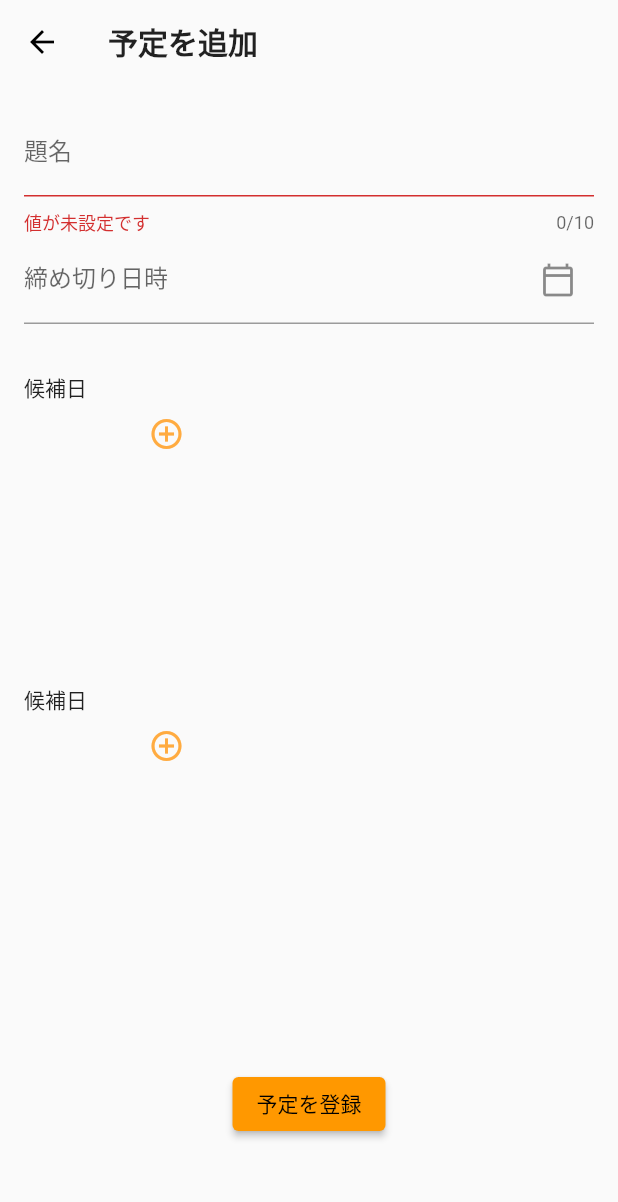
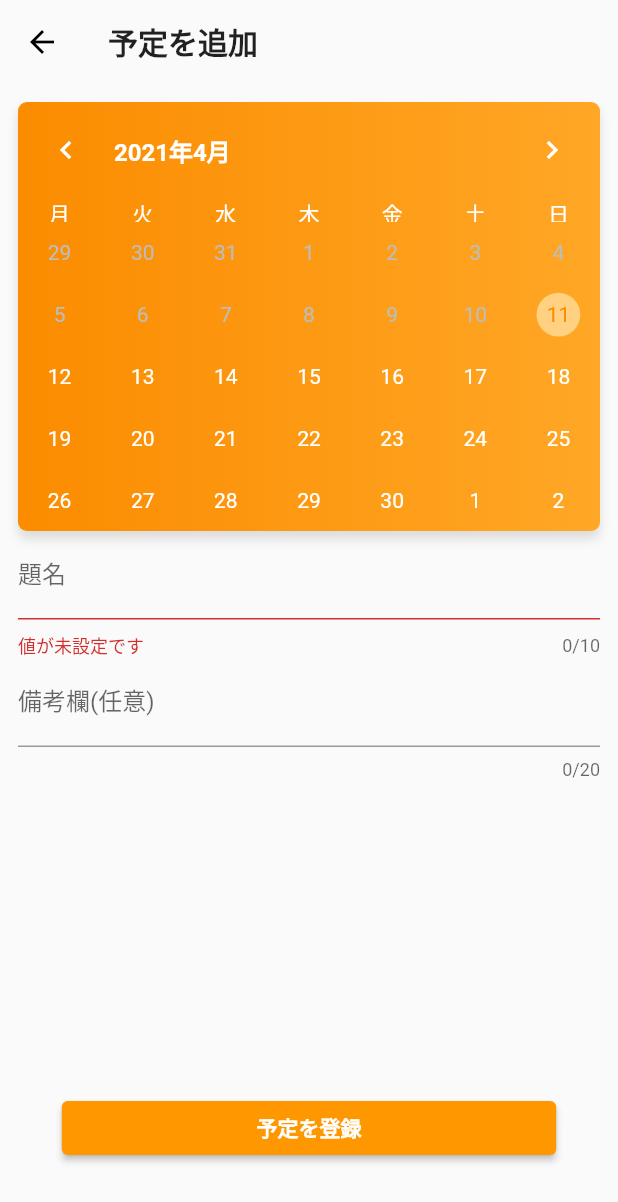
Before and after one commit to ymgn9314/schedule_adjust_app, a Flutter app: the RegisterSchedulePage screen opened by its route, on a phone screen of 412 x 824 dp. Shown: the top 1202 px of the screen. Run offline on Flutter 3.47's test engine with Material 2 defaults, Android fonts, the phone set to English and light mode, and no system bars; drawn by our look-alikes of table_calendar; our stand-ins replace firebase_auth, firebase_core, flutter_easyloading, flutter_signin_button, google_sign_in, top_snackbar_flutter; accounts and stored records are empty.

Commit message:
カレンダー表示追加、テーマカラーも反映がんばった

```diff
--- a/lib/controller/register_schedule_controller.dart
+++ b/lib/controller/register_schedule_controller.dart
@@ -1,13 +1,16 @@
 import 'package:flutter/material.dart';
+import 'package:high_hat/widgets/calendar_form.dart';
 import 'package:high_hat/widgets/candidates_form.dart';
-import 'package:high_hat/widgets/deadline_form.dart';
+import 'package:high_hat/widgets/remarks_form.dart';
 import 'package:high_hat/widgets/title_form.dart';
 
 class RegisterScheduleController extends ChangeNotifier {
+  // カレンダーフォーム
+  CalendarForm calendarForm = CalendarForm();
   // 題名フォーム
   TitleForm titleForm = TitleForm();
-  // 締め切り日時フォーム
-  DeadlineForm deadlineForm = DeadlineForm();
+  // 備考欄フォーム
+  RemarksForm remarksForm = RemarksForm();
   // 候補日フォーム
   CandidateDatesForm candidateDatesForm = CandidateDatesForm();
 
--- a/lib/controller/schedule_data_controller.dart
+++ b/lib/controller/schedule_data_controller.dart
@@ -2,7 +2,6 @@ import 'package:firebase_auth/firebase_auth.dart';
 import 'package:flutter/foundation.dart';
 import 'package:flutter/material.dart';
 import 'package:high_hat/widgets/candidates_form.dart';
-import 'package:high_hat/widgets/deadline_form.dart';
 import 'package:high_hat/widgets/schedule_card.dart';
 import 'package:high_hat/widgets/title_form.dart';
 
@@ -11,7 +10,6 @@ class ScheduleDataController extends ChangeNotifier {
 
   void add({
     required TitleForm titleForm,
-    required DeadlineForm deadlineForm,
     required CandidateDatesForm candidateDatesForm,
   }) {
     print('AppDataController#add()');
@@ -19,7 +17,6 @@ class ScheduleDataController extends ChangeNotifier {
     scheduleList.add(
       ScheduleCard(
         titleForm: titleForm,
-        deadlineForm: deadlineForm,
         candidateDatesForm: candidateDatesForm,
         ownerUid: user!.uid,
         ownerPhotoUrl: user.photoURL!,
--- a/lib/main.dart
+++ b/lib/main.dart
@@ -8,13 +8,17 @@ import 'package:high_hat/pages/Home/register_schedule_page.dart';
 import 'package:high_hat/pages/Login/login_page.dart';
 import 'package:high_hat/pages/Home/schedule_page.dart';
 import 'package:high_hat/controller/login_authentication_controller.dart';
+import 'package:intl/intl.dart';
 import 'package:provider/provider.dart';
 import 'pages/Login/login_check_page.dart';
+
+import 'package:intl/date_symbol_data_local.dart';
 
 Future<void> main() async {
   WidgetsFlutterBinding.ensureInitialized();
   await Firebase.initializeApp();
-
+  Intl.defaultLocale = 'ja_JP'; // 'ja' でも良い
+  await initializeDateFormatting('ja_JP');
   runApp(
     MultiProvider(
       providers: [
--- a/lib/pages/home/friend_list_page.dart
+++ b/lib/pages/home/friend_list_page.dart
@@ -9,6 +9,10 @@ class FriendListPage extends StatelessWidget {
     print('FriendListPage#build()');
 
     return Scaffold(
+      appBar: AppBar(
+        backgroundColor: Colors.transparent,
+        elevation: 0,
+      ),
       body: Center(
         child: Column(
           mainAxisAlignment: MainAxisAlignment.spaceEvenly,
--- a/lib/pages/home/register_schedule_page.dart
+++ b/lib/pages/home/register_schedule_page.dart
@@ -1,4 +1,5 @@
 import 'package:flutter/material.dart';
+import 'package:high_hat/controller/app_data_controller.dart';
 import 'package:high_hat/controller/register_schedule_controller.dart';
 import 'package:high_hat/controller/schedule_data_controller.dart';
 import 'package:provider/provider.dart';
@@ -13,7 +14,6 @@ class RegisterSchedulePage extends StatelessWidget {
         context.read<RegisterScheduleController>();
     scheduleDataController.add(
       titleForm: registerScheduleController.titleForm,
-      deadlineForm: registerScheduleController.deadlineForm,
       candidateDatesForm: registerScheduleController.candidateDatesForm,
     );
     Navigator.of(context).pop();
@@ -27,14 +27,14 @@ class RegisterSchedulePage extends StatelessWidget {
       create: (context) => RegisterScheduleController(),
       child: Scaffold(
         appBar: AppBar(
+          backgroundColor: Colors.transparent,
+          elevation: 0,
           title: const Text(
             '予定を追加',
             style: TextStyle(
               fontWeight: FontWeight.bold,
             ),
           ),
-          backgroundColor: Colors.transparent,
-          elevation: 0,
         ),
         body: Consumer<RegisterScheduleController>(
           builder: (context, model, child) {
@@ -42,28 +42,33 @@ class RegisterSchedulePage extends StatelessWidget {
               children: [
                 Flexible(
                   child: Padding(
-                    padding: const EdgeInsets.all(16),
+                    padding: const EdgeInsets.all(12),
                     child: Column(
-                      crossAxisAlignment: CrossAxisAlignment.start,
+                      crossAxisAlignment: CrossAxisAlignment.center,
                       children: [
+                        // カレンダーフォーム
+                        model.calendarForm,
                         // 題名
                         model.titleForm,
-                        // 締め切り日
-                        model.deadlineForm,
+                        // 備考欄
+                        model.remarksForm,
                         const SizedBox(height: 32),
                         // 候補日一覧
-                        Expanded(child: model.candidateDatesForm),
-                        const SizedBox(height: 32),
-                        Expanded(child: model.candidateDatesForm),
+                        // Expanded(child: model.candidateDatesForm),
                       ],
                     ),
                   ),
                 ),
-                Padding(
-                  padding: const EdgeInsets.symmetric(vertical: 64),
+                Container(
+                  padding: const EdgeInsets.symmetric(vertical: 48),
+                  width: MediaQuery.of(context).size.width * 0.8,
                   child: ElevatedButton(
                     onPressed: () => registerScheduleAndPopNavigation(context),
-                    child: const Text('予定を登録'),
+                    child: const Text(
+                      '予定を登録',
+                      style: TextStyle(
+                          color: Colors.white, fontWeight: FontWeight.bold),
+                    ),
                   ),
                 ),
               ],
--- a/lib/pages/home/schedule_page.dart
+++ b/lib/pages/home/schedule_page.dart
@@ -1,4 +1,5 @@
 import 'package:flutter/material.dart';
+import 'package:high_hat/controller/app_data_controller.dart';
 import 'package:high_hat/controller/schedule_data_controller.dart';
 import 'package:high_hat/pages/Home/register_schedule_page.dart';
 import 'package:provider/provider.dart';
@@ -10,6 +11,10 @@ class SchedulePage extends StatelessWidget {
     print('SchedulePage#build()');
 
     return Scaffold(
+      appBar: AppBar(
+        backgroundColor: Colors.transparent,
+        elevation: 0,
+      ),
       body: Selector<ScheduleDataController, int>(
         selector: (context, model) => model.scheduleList.length,
         builder: (context, length, child) {
--- /dev/null
+++ b/lib/widgets/calendar_form.dart
@@ -0,0 +1,153 @@
+import 'dart:collection';
+import 'package:flutter/material.dart';
+import 'package:high_hat/controller/app_data_controller.dart';
+import 'package:high_hat/controller/register_schedule_controller.dart';
+import 'package:intl/intl.dart';
+import 'package:provider/provider.dart';
+import 'package:table_calendar/table_calendar.dart';
+
+import 'package:top_snackbar_flutter/custom_snack_bar.dart';
+import 'package:top_snackbar_flutter/top_snack_bar.dart';
+
+class CalendarForm extends StatelessWidget {
+  // 選択されている日付を格納する
+  final Set<DateTime> _selectedDays = LinkedHashSet<DateTime>(
+    equals: isSameDay,
+    hashCode: (DateTime key) =>
+        key.day * 1000000 + key.month * 10000 + key.year,
+  );
+  final CalendarFormat _calendarFormat = CalendarFormat.month;
+  final DateTime _firstDay = DateTime.now();
+  final DateTime _lastDay = DateTime.now().add(const Duration(days: 30));
+  final DateTime _focusDay = DateTime.now();
+
+  // 上部のスナックバー連打防止用
+  bool isDisplayTopSnackbar = true;
+
+  // 選択できない日付を選択したときにエラー表示を出す
+  void showTopSnackbar(BuildContext context) {
+    if (isDisplayTopSnackbar) {
+      // 10秒間スナックバーの表示を無効にする
+      isDisplayTopSnackbar = false;
+      Future.delayed(
+        const Duration(seconds: 5),
+        () => isDisplayTopSnackbar = true,
+      );
+      final first = DateFormat.MMMMd().format(_firstDay);
+      final last = DateFormat.MMMMd().format(_lastDay);
+      showTopSnackBar(
+        context,
+        CustomSnackBar.error(
+          message: '$first〜$lastしか選択できません',
+        ),
+      );
+    }
+  }
+
+  void _onDaySelected(DateTime selectedDay, DateTime focusedDay) {
+    if (_selectedDays.contains(selectedDay)) {
+      _selectedDays.remove(selectedDay);
+    } else {
+      _selectedDays.add(selectedDay);
+    }
+  }
+
+  @override
+  Widget build(BuildContext context) {
+    return Consumer<AppDataController>(
+      builder: (context, model, child) {
+        return Container(
+          width: double.infinity,
+          decoration: BoxDecoration(
+            color: Colors.white,
+            borderRadius: BorderRadius.circular(6),
+            gradient:
+                LinearGradient(colors: [model.color[600]!, model.color[400]!]),
+            boxShadow: [
+              const BoxShadow(
+                color: Colors.black12,
+                blurRadius: 5,
+                offset: Offset(0, 5),
+              ),
+            ],
+          ),
+          child: Selector<RegisterScheduleController, int>(
+            selector: (context, model) =>
+                model.calendarForm._selectedDays.length,
+            builder: (context, length, child) {
+              return TableCalendar<void>(
+                firstDay: _firstDay,
+                lastDay: _lastDay,
+                focusedDay: _focusDay,
+                calendarFormat: _calendarFormat,
+                // カレンダー一行あたりの高さ
+                rowHeight: MediaQuery.of(context).size.height * 0.05,
+                startingDayOfWeek: StartingDayOfWeek.monday,
+                selectedDayPredicate: _selectedDays.contains,
+                // ヘッダーのテキストスタイル
+                headerStyle: const HeaderStyle(
+                  formatButtonVisible: false,
+                  titleTextStyle: TextStyle(
+                    color: Colors.white,
+                    fontWeight: FontWeight.bold,
+                    fontSize: 16,
+                  ),
+                  // 左右矢印のウィジェット
+                  leftChevronIcon: Icon(
+                    Icons.keyboard_arrow_left,
+                    color: Colors.white,
+                  ),
+                  rightChevronIcon: Icon(
+                    Icons.keyboard_arrow_right,
+                    color: Colors.white,
+                  ),
+                ),
+                // 月〜金のテキストスタイル
+                daysOfWeekStyle: const DaysOfWeekStyle(
+                  weekdayStyle: TextStyle(color: Colors.white),
+                  weekendStyle: TextStyle(color: Colors.white),
+                ),
+                onDaySelected: (selectedDay, focusedDay) {
+                  _onDaySelected(selectedDay, focusedDay);
+                  context
+                      .read<RegisterScheduleController>()
+                      .callNotifyListeners();
+                },
+                // 選択できない日付を選択したらエラーを出す
+                onDisabledDayTapped: (selectedDay) async {
+                  showTopSnackbar(context);
+                },
+                calendarStyle: CalendarStyle(
+                  canMarkersOverflow: true,
+                  // 月〜金のテキストカラー
+                  defaultTextStyle: const TextStyle(color: Colors.white),
+                  // 土日のテキストカラー
+                  weekendTextStyle: const TextStyle(color: Colors.white),
+                  // 月をまたいでいる日のテキストカラー
+                  outsideTextStyle: const TextStyle(color: Colors.white),
+                  // 今日のテキストカラー
+                  todayTextStyle: TextStyle(color: model.color[600]),
+                  // 選択できない日のテキストカラー
+                  disabledTextStyle: TextStyle(color: Colors.grey[400]),
+                  // 選択されている日のテキストカラー
+                  selectedTextStyle: TextStyle(
+                      color: model.color[50], fontWeight: FontWeight.bold),
+                  // 今日の丸アイコンスタイル
+                  todayDecoration: BoxDecoration(
+                    shape: BoxShape.circle,
+                    color: model.acColor[100],
+                  ),
+                  // 選択されている日付のアイコンスタイル
+                  selectedDecoration: BoxDecoration(
+                    shape: BoxShape.circle,
+                    color: model.color[700],
+                  ),
+                ),
+              );
+            },
+          ),
+        );
+      },
+    );
+  }
+}
--- a/lib/widgets/candidates_form.dart
+++ b/lib/widgets/candidates_form.dart
@@ -69,7 +69,7 @@ class CandidateDateComponent extends StatelessWidget {
     return InputChip(
       backgroundColor: Theme.of(context).accentColor,
       label: Text(
-        DateFormat('yyyy/MM/dd HH:mm').format(_dateTime),
+        DateFormat.yMMMMEEEEd().add_jms().format(_dateTime),
         style: Theme.of(context).textTheme.bodyText1,
       ),
       deleteIcon: Icon(
--- a/lib/widgets/deadline_form.dart
+++ /dev/null
@@ -1,36 +0,0 @@
-import 'package:flutter/material.dart';
-import 'package:high_hat/util/show_cupertino_date_picker.dart';
-import 'package:intl/intl.dart';
-
-// 締め切りフォーム
-class DeadlineForm extends StatelessWidget {
-  final TextEditingController _controller = TextEditingController();
-  String get content => _controller.text;
-
-  @override
-  Widget build(BuildContext context) {
-    return TextFormField(
-      controller: _controller,
-      decoration: InputDecoration(
-        labelText: '締め切り日時',
-        suffixIcon: calendarIconButton(context),
-      ),
-    );
-  }
-
-  Widget calendarIconButton(BuildContext context) {
-    return IconButton(
-      icon: const Icon(Icons.calendar_today_outlined),
-      onPressed: () async {
-        // Cupertinoの日付ポップアップを表示する
-        final datetime = await showCupertinoDatePicker(context);
-        // 日付が選択されていたらフォームを更新する
-        if (datetime != null) {
-          final formattedDateTime =
-              DateFormat('yyyy/MM/dd HH:mm').format(datetime);
-          _controller.text = formattedDateTime.toString();
-        }
-      },
-    );
-  }
-}
--- /dev/null
+++ b/lib/widgets/remarks_form.dart
@@ -0,0 +1,18 @@
+import 'package:flutter/material.dart';
+
+// 備考欄フォーム
+class RemarksForm extends StatelessWidget {
+  final TextEditingController _controller = TextEditingController();
+  String get content => _controller.text;
+
+  @override
+  Widget build(BuildContext context) {
+    return TextFormField(
+      maxLength: 20,
+      controller: _controller,
+      decoration: const InputDecoration(
+        labelText: '備考欄(任意)',
+      ),
+    );
+  }
+}
--- a/pubspec.yaml
+++ b/pubspec.yaml
@@ -45,6 +45,7 @@ dependencies:
   flutter_easyloading: ^3.0.0
   intl: ^0.17.0
   table_calendar: ^3.0.0
+  top_snackbar_flutter: ^1.0.0
 
 dev_dependencies:
   flutter_test:
```
Also changed, not shown: lib/pages/home/account_page.dart (+34 -12 lines), lib/widgets/schedule_card.dart (+1 -12 lines), pubspec.lock.
